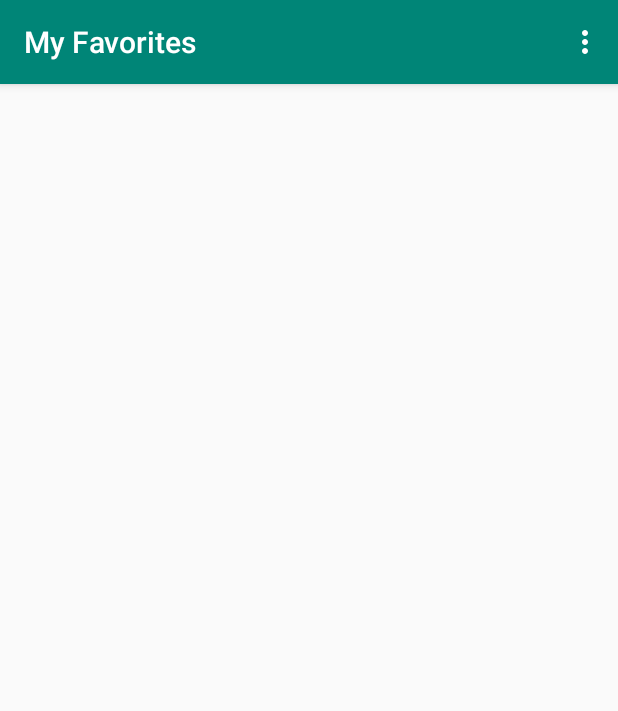
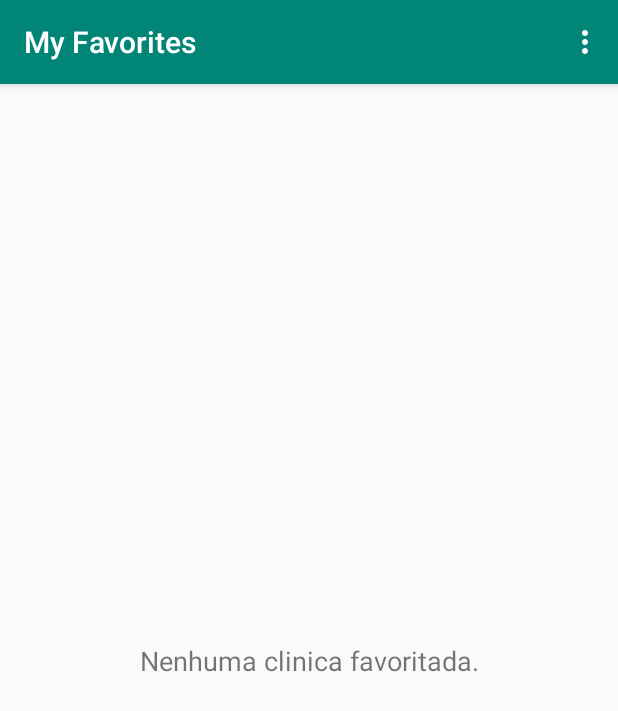
Before and after one commit to salescamila/android-my_favorites, an Android app: the screen it shows after launch (MainActivity), in the options menu, after a tap on "Favoritas", on a phone screen of 412 x 824 dp. Shown: the top 711 px of the screen. Run offline under Robolectric (Android 15) with nearby library versions, the phone set to English and light mode, and no system bars; our stand-ins replace Room's generated code.

Commit message:
feat: List all favorite clinics saved

```diff
--- a/app/src/main/java/com/example/android_my_favorites/view/MainActivity.java
+++ b/app/src/main/java/com/example/android_my_favorites/view/MainActivity.java
@@ -1,5 +1,6 @@
 package com.example.android_my_favorites.view;
 
+import android.annotation.SuppressLint;
 import android.content.Context;
 import android.content.Intent;
 import android.os.AsyncTask;
@@ -57,7 +58,7 @@ public class MainActivity extends AppCompatActivity {
                 listAllClinics();
                 break;
             case R.id.menu_favorites:
-                //To-do: list favorites
+                listAllFavoritesClinics();
                 break;
         }
         return super.onOptionsItemSelected(item);
@@ -67,6 +68,11 @@ public class MainActivity extends AppCompatActivity {
         URL url = NetworkUtil.buildUrlClinicas();
         CallWebAsyncTask task = new CallWebAsyncTask();
         task.execute(url);
+    }
+
+    public void listAllFavoritesClinics(){
+        GetAllFavoritesAsyncTask task = new GetAllFavoritesAsyncTask(this);
+        task.execute();
     }
 
     public ListView listaClinicas (final List<Clinica> clinica) {
@@ -85,16 +91,22 @@ public class MainActivity extends AppCompatActivity {
         return lvClinicas;
     }
 
+    public void clearList(){
+        lvClinicas.setAdapter(null);
+    }
+
     public void mostrarLoading(){
-        tvHello.setVisibility(View.GONE);
+        tvHello.setText(null);
         pbLoading.setVisibility(View.VISIBLE);
+        clearList();
     }
 
     public void esconderLoading(){
-        tvHello.setVisibility(View.GONE);
+        tvHello.setText(null);
         pbLoading.setVisibility(View.GONE);
     }
 
+    @SuppressLint("StaticFieldLeak")
     private class CallWebAsyncTask extends AsyncTask<URL, Void, List<Clinica>> {
 
         @Override
@@ -129,9 +141,36 @@ public class MainActivity extends AppCompatActivity {
             if (clinicas == null) {
                 tvHello.setText(R.string.not_found);
             } else {
-                tvHello.setText(null);
                 listaClinicas(clinicas);
             }
         }
     }
+
+    @SuppressLint("StaticFieldLeak")
+    class GetAllFavoritesAsyncTask extends AsyncTask<Void, Void, List<Clinica>>{
+        Context context;
+
+        GetAllFavoritesAsyncTask(Context context){
+            this.context = context;
+        }
+
+        @Override
+        protected List<Clinica> doInBackground(Void... voids) {
+            return ClinicaDataBase.getInstance(context).getDao().getAllClinicas();
+        }
+
+        @Override
+        protected void onPostExecute(List<Clinica> clinicas) {
+            if (clinicas.size() == 0) {
+                clearList();
+                tvHello.setText(R.string.without_favorite);
+            } else {
+                tvHello.setText(null);
+                listaClinicas(clinicas);
+            }
+
+            super.onPostExecute(clinicas);
+        }
+    }
+
 }
--- a/app/src/main/res/values/strings.xml
+++ b/app/src/main/res/values/strings.xml
@@ -6,7 +6,8 @@
     <string name="welcome">Bem vindo!</string>
     <string name="nome_fantasia">Nome Fantasia</string>
     <string name="logo">Logo</string>
-    <string name="not_found">Nada encontrado.</string>
+    <string name="not_found">Nada encontrado. Verifique sua internet.</string>
+    <string name="without_favorite">Nenhuma clinica favoritada.</string>
     <string name="descricao">Descrição: </string>
     <string name="beneficios">Benefícios: </string>
     <string name="segmentos">Segmentos: </string>
```
Also changed, not shown: app/src/main/java/com/example/android_my_favorites/view/ClinicaInfo.java (+3 -8 lines).
